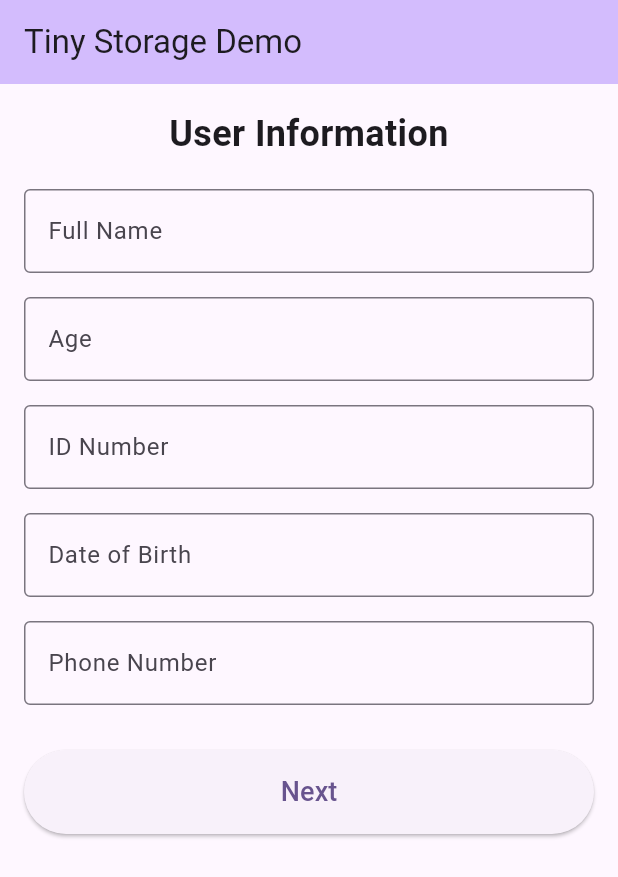
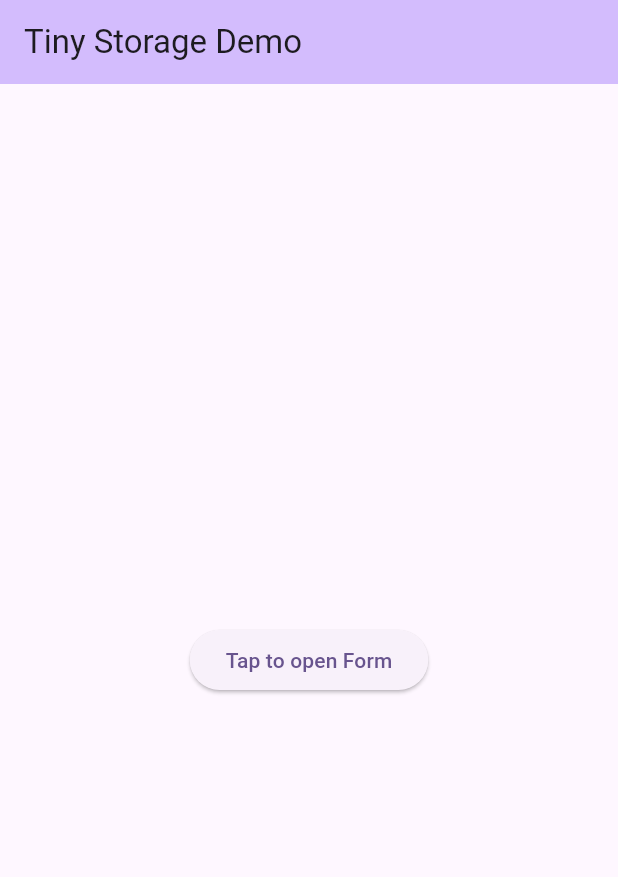
Before and after one commit to DaveSaah/tinystorage_demo, a Flutter app: the screen it shows after launch, on a phone screen of 412 x 824 dp. Shown: the top 877 px of the screen. Run offline on Flutter 3.47's test engine with Material 3 defaults, Android fonts, the phone set to English and light mode, and no system bars.

Commit message:
Update main.dart (dialog box pop-up)

```diff
--- a/lib/main.dart
+++ b/lib/main.dart
@@ -1,13 +1,11 @@
 import 'package:flutter/material.dart';
 import 'nextpage.dart';
-
 void main() {
   runApp(const MyApp());
 }
 
 class MyApp extends StatelessWidget {
   const MyApp({super.key});
-
   @override
   Widget build(BuildContext context) {
     return MaterialApp(
@@ -23,11 +21,10 @@ class MyApp extends StatelessWidget {
     );
   }
 }
-
 class MyHomePage extends StatefulWidget {
   const MyHomePage({super.key});
 
-  @override
+
   State<MyHomePage> createState() => _MyHomePageState();
 }
 
@@ -38,7 +35,7 @@ class _MyHomePageState extends State<MyHomePage> {
   final _dobController = TextEditingController();
   final _phoneController = TextEditingController();
 
-  @override
+
   void dispose() {
     _nameController.dispose();
     _ageController.dispose();
@@ -48,25 +45,16 @@ class _MyHomePageState extends State<MyHomePage> {
     super.dispose();
   }
 
-  @override
-  Widget build(BuildContext context) {
-    return Scaffold(
-      appBar: AppBar(
-        backgroundColor: Theme.of(context).colorScheme.inversePrimary,
-        title: const Text('Tiny Storage Demo'),
-      ),
-      body: Padding(
-        padding: const EdgeInsets.all(16.0),
-        child: SingleChildScrollView(
+  void _showFormDialog() {
+    showDialog(
+      context: context,
+      builder: (BuildContext context) {
+        return AlertDialog(
+          title: const Text('Enter Your Info'),
+          content: SingleChildScrollView(
             child: Column(
-            crossAxisAlignment: CrossAxisAlignment.stretch,
+              mainAxisSize: MainAxisSize.min,
               children: [
-              const Text(
-                'User Information',
-                style: TextStyle(fontSize: 24, fontWeight: FontWeight.bold),
-                textAlign: TextAlign.center,
-              ),
-              const SizedBox(height: 20),
                 TextField(
                   controller: _nameController,
                   decoration: const InputDecoration(
@@ -99,9 +87,7 @@ class _MyHomePageState extends State<MyHomePage> {
                     border: OutlineInputBorder(),
                     hintText: 'YYYY-MM-DD',
                   ),
-                onTap: () async {
-
-                },
+                  onTap: () async {},
                 ),
                 const SizedBox(height: 16),
                 TextField(
@@ -112,9 +98,19 @@ class _MyHomePageState extends State<MyHomePage> {
                     border: OutlineInputBorder(),
                   ),
                 ),
-              const SizedBox(height: 30),
+              ],
+            ),
+          ),
+          actions: [
+            TextButton(
+              onPressed: () {
+                Navigator.of(context).pop();
+              },
+              child: const Text('Cancel'),
+            ),
             ElevatedButton(
               onPressed: () {
+                Navigator.of(context).pop();
                 Navigator.push(
                   context,
                   MaterialPageRoute(
@@ -128,16 +124,25 @@ class _MyHomePageState extends State<MyHomePage> {
                   ),
                 );
               },
-                style: ElevatedButton.styleFrom(
-                  padding: const EdgeInsets.symmetric(vertical: 15),
-                ),
-                child: const Text(
-                  'Next',
-                  style: TextStyle(fontSize: 18),
-                ),
+              child: const Text('Next'),
             ),
           ],
+        );
+      },
+    );
+  }
+
+
+  Widget build(BuildContext context) {
+    return Scaffold(
+      appBar: AppBar(
+        backgroundColor: Theme.of(context).colorScheme.inversePrimary,
+        title: const Text('Tiny Storage Demo'),
       ),
+      body: Center(
+        child: ElevatedButton(
+          onPressed: _showFormDialog,
+          child: const Text('Tap to open Form'),
         ),
       ),
     );
```
Lines whose indentation alone changed are shown as unchanged.
